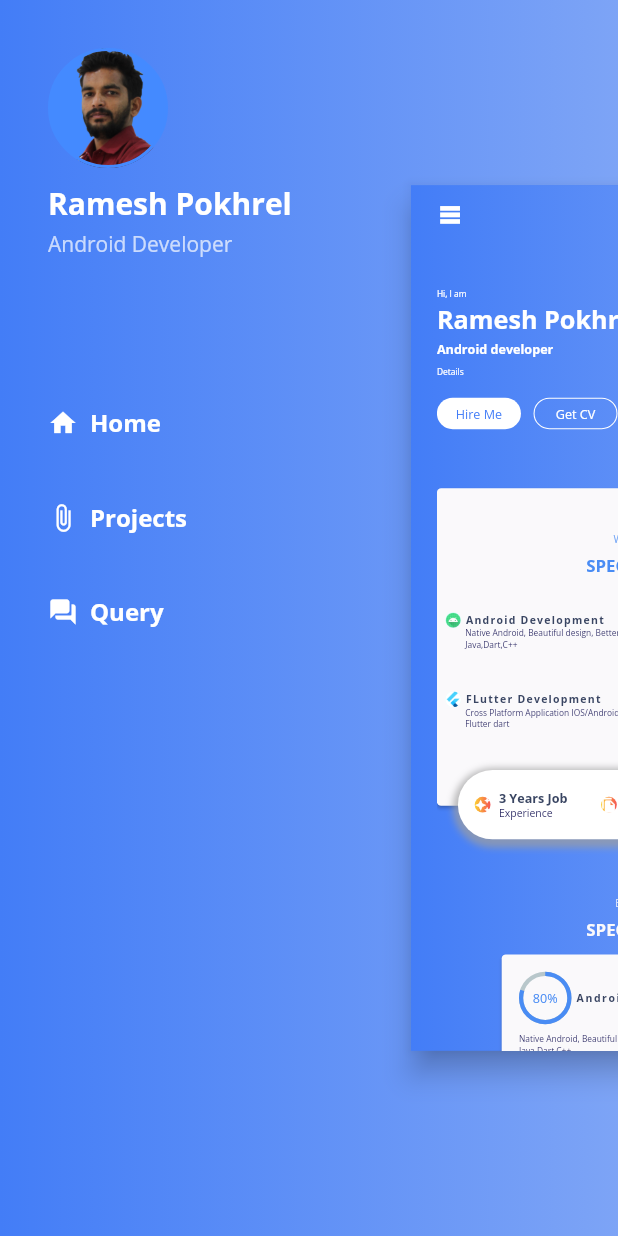
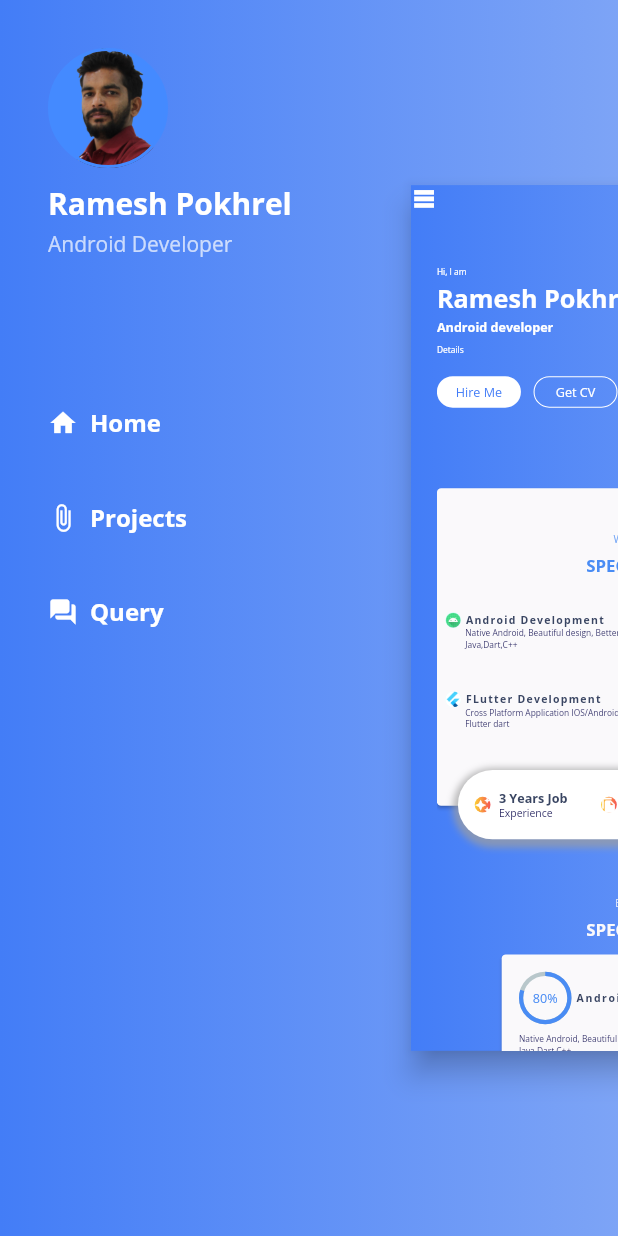
Before and after one commit to kanxoramesh/FlutterResumeDesign, a Flutter app: the screen it shows after launch, after a tap on the "table rows" icon, on a phone screen of 412 x 824 dp. Run offline on Flutter 3.47's test engine with Material 2 defaults, Android fonts, the light colour scheme and no system bars; drawn by our look-alikes of percent_indicator; our stand-ins replace bloc, cloud_firestore, equatable, firebase_core, flutter_bloc, google_fonts; accounts and stored records are empty; network calls fail.

Commit message:
added project on minf

```diff
--- /dev/null
+++ b/lib/contact/project_in_mind.dart
@@ -0,0 +1,101 @@
+import 'dart:ui';
+
+import 'package:flutter/material.dart';
+
+class ProjectMind extends StatelessWidget {
+  final Function() scrollToBottom;
+
+  ProjectMind({
+    this.scrollToBottom,
+  });
+
+  @override
+  Widget build(BuildContext context) {
+    var screenSize = MediaQuery.of(context).size;
+
+    return Container(
+      height: screenSize.height * 0.4,
+      width: double.infinity,
+      child: Container(
+        padding: EdgeInsets.all(screenSize.height * 0.05),
+        color: Color(0xffFAF9FB),
+        child: Row(
+          mainAxisAlignment: MainAxisAlignment.spaceAround,
+          children: [
+            ContactMeView(scrollToBottom: scrollToBottom),
+          ],
+        ),
+      ),
+    );
+  }
+}
+
+class ContactMeView extends StatelessWidget {
+  final Function() scrollToBottom;
+
+  ContactMeView({this.scrollToBottom});
+
+  @override
+  Widget build(BuildContext context) {
+    var screenSize = MediaQuery.of(context).size;
+    return Container(
+      child: Column(
+        mainAxisAlignment: MainAxisAlignment.start,
+        crossAxisAlignment: CrossAxisAlignment.start,
+        children: [
+          Text(
+            "Have a Project On Your Mind",
+            style: TextStyle(
+                color: Color(0xff394562),
+                letterSpacing: 0.5,
+                fontSize: 14,
+                fontWeight: FontWeight.bold),
+          ),
+          SizedBox(
+            height: screenSize.height * 0.01,
+          ),
+          Text(
+            "Tell me about it, submit an RFP, or just send some quick notes.\nYou have come to the right place. Please contact me",
+            style: TextStyle(
+                color: Color(0xff394562).withOpacity(0.7), fontSize: 8),
+          ),
+
+          SizedBox(
+            height: screenSize.height * 0.02,
+          ),
+          InkWell(
+            onTap: () {
+              scrollToBottom.call();
+            },
+            child: Container(
+              decoration: BoxDecoration(
+                  color: Color(0xff437DF7),
+                  borderRadius: BorderRadius.all(Radius.elliptical(40, 40))),
+              width: 100,
+              height: 30,
+              child: Center(
+                child: Text(
+                  "Connect Me",
+                  style: TextStyle(color: Colors.white,fontSize: 12),
+                  textAlign: TextAlign.center,
+                ),
+              ),
+            ),
+          ),
+          SizedBox(
+            height: screenSize.height * 0.02,
+          ),
+          Container(
+            decoration: BoxDecoration(
+                borderRadius: BorderRadius.all(Radius.circular(8)),
+                image: DecorationImage(
+                    image: AssetImage("images/help.jpg"),
+                    fit: BoxFit.cover)),
+            height: screenSize.height * 0.15,
+            width: screenSize.width * 0.6,
+          ),
+        ],
+      ),
+    );
+  }
+}
--- a/lib/container/container_page.dart
+++ b/lib/container/container_page.dart
@@ -111,7 +111,9 @@ class _ContainerPageState extends State<ContainerPage>
                         child: Material(
                           elevation: 8,
                           color: Theme.of(context).primaryColor,
-                          child: Container(
+                          child: Stack(
+                            children: [
+                              Container(
                                   decoration: BoxDecoration(
                                     gradient: LinearGradient(colors: [
                                       Theme.of(context).primaryColor,
@@ -122,11 +124,34 @@ class _ContainerPageState extends State<ContainerPage>
                                       horizontal: screenSize.width * 0.06),
                                   child: MyInherited(
                                     controller: _animationController,
-                                  child: Stack(
-                                    children: [
-                                      _getWidget(context, state),
+                                    child: _getWidget(context, state),
+                                  )),
+                              Container(
+                                child: InkWell(
+                                  child: Icon(
+                                    Icons.table_rows_sharp,
+                                    size: 25,
+                                    color: Colors.white,
+                                  ),
+                                  onTap: () {
+                                    bool isCollapsed = context
+                                        .read<ContainerCubit>()
+                                        .state
+                                        .isCollapsed;
+
+                                    if (isCollapsed) {
+                                      _animationController.forward();
+                                    } else {
+                                      _animationController.reverse();
+                                    }
+                                    context
+                                        .read<ContainerCubit>()
+                                        .handleDrawer(!isCollapsed);
+                                  },
+                                ),
+                              ),
                             ],
-                                  ))),
+                          ),
                         ),
                       ),
                     ),
--- a/lib/home/home_page.dart
+++ b/lib/home/home_page.dart
@@ -3,8 +3,10 @@ import 'package:flutter_app_resume/home/cubit/home_cubit.dart';
 import 'package:flutter_app_resume/home/specialization/special_skills.dart';
 import 'package:flutter_app_resume/home/specialization/specialization.dart';
 import 'package:flutter_app_resume/repository/Repository.dart';
-import 'file:///D:/Ramesh/FlutterResume/flutter_app_resume/lib/home/top/top_section.dart';
+import 'package:flutter_app_resume/home/top/top_section.dart';
+import 'package:flutter_app_resume/home/specialization/qualification.dart';
 import 'package:flutter_bloc/flutter_bloc.dart';
+import 'package:flutter_app_resume/contact/project_in_mind.dart';
 
 class HomePage extends StatelessWidget {
   @override
@@ -26,6 +28,20 @@ class HomePage extends StatelessWidget {
                     top: screenSize.width * 0.01,
                   ),
                   child: SpecialSkills())),
+          SliverToBoxAdapter(
+              child: Container(
+                  margin: EdgeInsets.only(
+                    top: screenSize.width * 0.13,
+                  ),
+                  child: Qualification())),
+          SliverToBoxAdapter(
+              child: Container(
+                  margin: EdgeInsets.only(
+                    top: screenSize.width * 0.13,
+                    bottom: screenSize.height * 0.13,
+
+                  ),
+                  child: ProjectMind())),
         ],
       ),
     );
--- /dev/null
+++ b/lib/home/specialization/qualification.dart
@@ -0,0 +1,271 @@
+import 'package:flutter/material.dart';
+import 'package:flutter_app_resume/model/Subject.dart';
+
+import '../../Constant.dart';
+
+class Qualification extends StatelessWidget {
+  @override
+  Widget build(BuildContext context) {
+    var screenSize = MediaQuery.of(context).size;
+    return Container(
+      child: Wrap(
+        children: [
+          Card(
+            margin: EdgeInsets.all(0),
+            color: Color(0xffFAF9FB),
+            child: Container(
+              margin: EdgeInsets.symmetric(
+                  vertical: screenSize.height * 0.05, horizontal: 8),
+              width: double.infinity,
+              child: Wrap(
+                children: [
+                  Column(
+                    children: [
+                      Text(
+                        "QUALIFICATION",
+                        style: TextStyle(
+                            color: Color(0xff498CF4).withAlpha(200),
+                            letterSpacing: SecondaryTitleSpacing,
+                            fontWeight: FontWeight.normal,
+                            fontSize: SecondaryTitleSize),
+                      ),
+                      SizedBox(
+                        height: 8,
+                      ),
+                      Text(
+                        "AWESOME JOURNEY",
+                        style: TextStyle(
+                            color: Color(0xff498CF4),
+                            fontSize: PrimaryTitleSize,
+                            fontWeight: FontWeight.bold),
+                      ),
+                      SizedBox(
+                        height: screenSize.height * 0.04,
+                      ),
+                      Container(
+                          alignment: Alignment.topCenter,
+                          child: Row(
+                            crossAxisAlignment: CrossAxisAlignment.start,
+                            mainAxisAlignment: MainAxisAlignment.spaceEvenly,
+                            children: [
+                              Education(
+                                  title: "Education",
+                                  subjects: recentSubs,
+                                  isExp: false),
+                              Education(
+                                title: "Experience",
+                                subjects: recentExps,
+                                isExp: true,
+                              )
+                            ],
+                          )),
+                    ],
+                  )
+                ],
+              ),
+            ),
+          ),
+        ],
+      ),
+    );
+  }
+}
+
+class Education extends StatelessWidget {
+  final title;
+  final isExp;
+  final List<Subject> subjects;
+
+  const Education({Key key, this.title, this.subjects, this.isExp})
+      : super(key: key);
+
+  @override
+  Widget build(BuildContext context) {
+    return Container(
+      child: Column(
+        mainAxisAlignment: MainAxisAlignment.start,
+        crossAxisAlignment: CrossAxisAlignment.start,
+        children: [
+          TitleView(title: title, isExp: isExp),
+          SizedBox(
+            height: 16,
+          ),
+          Container(
+            child: Wrap(
+              direction: Axis.vertical,
+              children: <Widget>[
+                Row(
+                  mainAxisAlignment: MainAxisAlignment.start,
+                  crossAxisAlignment: CrossAxisAlignment.start,
+                  children: [
+                    CustomeLeadingView(),
+                    SizedBox(
+                      width: 4,
+                    ),
+                    EducationItem(sub: subjects[0])
+                  ],
+                ),
+                SizedBox(
+                  height: 8,
+                ),
+                Row(
+                  mainAxisAlignment: MainAxisAlignment.start,
+                  crossAxisAlignment: CrossAxisAlignment.start,
+                  children: [
+                    CustomeLeadingView(),
+                    SizedBox(
+                      width: 5,
+                    ),
+                    EducationItem(sub: subjects[1])
+                  ],
+                ),
+                SizedBox(
+                  height: 8,
+                ),
+                Row(
+                  mainAxisAlignment: MainAxisAlignment.start,
+                  crossAxisAlignment: CrossAxisAlignment.start,
+                  children: [
+                    CustomeLeadingView(),
+                    SizedBox(
+                      width: 5,
+                    ),
+                    EducationItem(sub: subjects[2])
+                  ],
+                ),
+              ],
+            ),
+          )
+        ],
+      ),
+    );
+  }
+}
+
+class TitleView extends StatelessWidget {
+  final bool isExp;
+
+  const TitleView({Key key, this.isExp, @required this.title})
+      : super(key: key);
+
+  final title;
+
+  @override
+  Widget build(BuildContext context) {
+    return Row(
+      crossAxisAlignment: CrossAxisAlignment.start,
+      children: [
+        isExp ? Icon(Icons.file_present) : Icon(Icons.cast_for_education),
+        Container(
+          margin: EdgeInsets.only(left: 8),
+          child: Text(
+            title,
+            style: TextStyle(
+              fontWeight: FontWeight.bold,
+              fontSize: 12,
+              letterSpacing: 1.5,
+              color: Color(0xff394562),
+            ),
+          ),
+        )
+      ],
+    );
+  }
+}
+
+class EducationItem extends StatelessWidget {
+  final Subject sub;
+
+  const EducationItem({Key key, this.sub}) : super(key: key);
+
+  @override
+  Widget build(BuildContext context) {
+    return Container(
+      padding: EdgeInsets.all(0),
+      child: Column(
+        crossAxisAlignment: CrossAxisAlignment.start,
+        mainAxisAlignment: MainAxisAlignment.start,
+        children: [
+          Text(
+            sub.course,
+            style: TextStyle(
+                color: Color(0xff394562),
+                fontSize: 10,
+                fontWeight: FontWeight.bold),
+          ),
+          SizedBox(
+            height: 6,
+          ),
+          Text(
+            sub.faculty,
+            style: TextStyle(
+                color: Color(0xff394562).withOpacity(0.7),
+                fontSize: 8,
+                fontWeight: FontWeight.normal),
+          ),
+          SizedBox(
+            height: 10,
+          ),
+          Row(
+            children: [
+              Icon(
+                Icons.date_range,
+                size: 10,
+                color: Color(0xff498CF4),
+              ),
+              SizedBox(
+                width: 2,
+              ),
+              Text(
+                sub.year,
+                style: TextStyle(color: Color(0xff498CF4), fontSize: 8),
+              )
+            ],
+          )
+        ],
+      ),
+    );
+  }
+}
+
+class CustomeLeadingView extends StatelessWidget {
+  const CustomeLeadingView({
+    Key key,
+  }) : super(key: key);
+
+  @override
+  Widget build(BuildContext context) {
+    return Container(
+      child: Wrap(
+        children: [
+          Column(mainAxisAlignment: MainAxisAlignment.center, children: [
+            Stack(
+              alignment: Alignment.center,
+              children: [
+                Container(
+                  width: 12,
+                  height: 12,
+                  decoration: BoxDecoration(
+                      border: Border.all(color: Color(0xff498CF4), width: 1),
+                      borderRadius: BorderRadius.circular(12)),
+                ),
+                Container(
+                  width: 4,
+                  height: 4,
+                  decoration: BoxDecoration(
+                      color: Color(0xff498CF4),
+                      borderRadius: BorderRadius.circular(4)),
+                ),
+              ],
+            ),
+            Container(
+              height: 40,
+              width: 1,
+              color: Color(0xff498CF4),
+            )
+          ]),
+        ],
+      ),
+    );
+  }
+}
--- a/lib/home/top/top_section.dart
+++ b/lib/home/top/top_section.dart
@@ -28,7 +28,7 @@ class TopSection extends StatelessWidget {
                     mainAxisAlignment: MainAxisAlignment.start,
                     crossAxisAlignment: CrossAxisAlignment.start,
                     children: [
-                      Container(
+                      /*Container(
                         margin: EdgeInsets.only(top: 16),
                         child: InkWell(
                           child: Icon(
@@ -54,7 +54,7 @@ class TopSection extends StatelessWidget {
                                 .handleDrawer(!isCollapsed);
                           },
                         ),
-                      ),
+                      ),*/
                       Expanded(
                         child: Center(
                           child: Column(
--- /dev/null
+++ b/lib/model/Subject.dart
@@ -0,0 +1,18 @@
+class Subject{
+final String course, faculty, year;
+
+Subject({this.course, this.faculty, this.year});
+
+}
+
+List<Subject> recentSubs=[
+Subject(course: "Bachelor of CSIT",faculty:"Science",year:"2014 - 2018 "),
+Subject(course: "Intermideate of Science",faculty:"Science",year:"2012 - 2014 "),
+Subject(course: "Android Developer Trainning ",faculty:"Internship",year:"Jul 2017 - Sep 2017 "),
+];
+
+List<Subject> recentExps=[
+Subject(course: "WEBO Digital",faculty:"Android/Flutter Developer",year:"Nov 2019 - Dec 2020 "),
+Subject(course: "Three Callistos Pvt. Ltd. ",faculty:"Android Developer",year:"Mar 2018 - Nov 2019 "),
+Subject(course: "Lumbini Tech Pvt. Ltd. ",faculty:"Part Time Android Developer",year:"Feb 2018 - Mar 2019 "),
+];
--- /dev/null
+++ b/lib/project/project_cubit.dart
@@ -0,0 +1,13 @@
+import 'package:bloc/bloc.dart';
+import 'package:flutter_app_resume/repository/Repository.dart';
+import 'package:meta/meta.dart';
+
+part 'project_state.dart';
+
+class ProjectCubit extends Cubit<ProjectState> {
+  ProjectCubit({this.repository}) : super(ProjectInitial());
+  final Repository repository;
+
+  getProjects() {}
+
+}
--- a/lib/project/project_page.dart
+++ b/lib/project/project_page.dart
@@ -1,4 +1,7 @@
 import 'package:flutter/material.dart';
+import 'package:flutter_app_resume/repository/Repository.dart';
+import 'package:flutter_bloc/flutter_bloc.dart';
+import 'package:flutter_app_resume/project/project_cubit.dart';
 
 class ProjectPage extends StatelessWidget {
   static Route route() {
@@ -7,8 +10,13 @@ class ProjectPage extends StatelessWidget {
 
   @override
   Widget build(BuildContext context) {
-    return Center(
-      child: Text("This is Project page"),
-    );
+    var screenSize = MediaQuery.of(context).size;
+    return BlocProvider(
+        create: (_) =>
+            ProjectCubit(repository: context.read<Repository>())..getProjects(),
+        child: CustomScrollView(
+          controller: ScrollController(),
+          slivers: [],
+        ));
   }
 }
--- /dev/null
+++ b/lib/project/project_state.dart
@@ -0,0 +1,6 @@
+part of 'project_cubit.dart';
+
+@immutable
+abstract class ProjectState {}
+
+class ProjectInitial extends ProjectState {}
```
Lines whose indentation alone changed are shown as unchanged.
